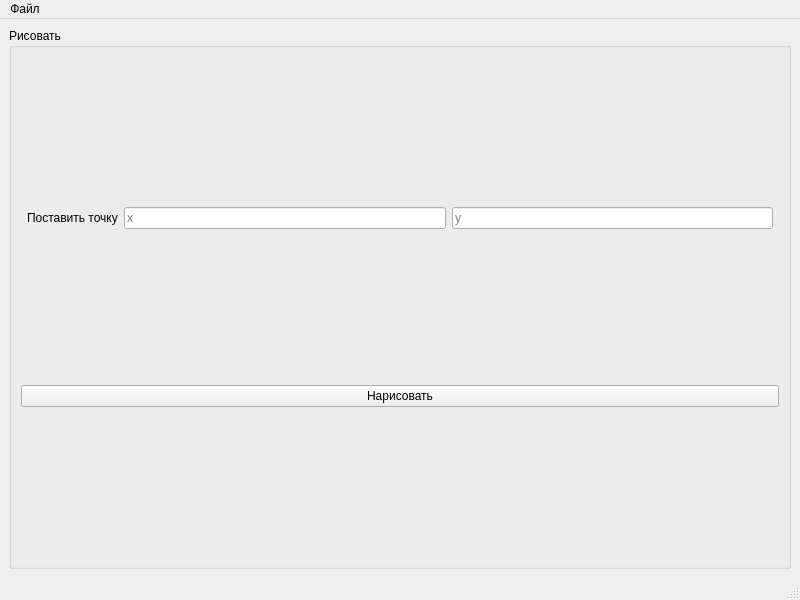
Qt form lab1/main.ui (YusahO/CG) before a commit.
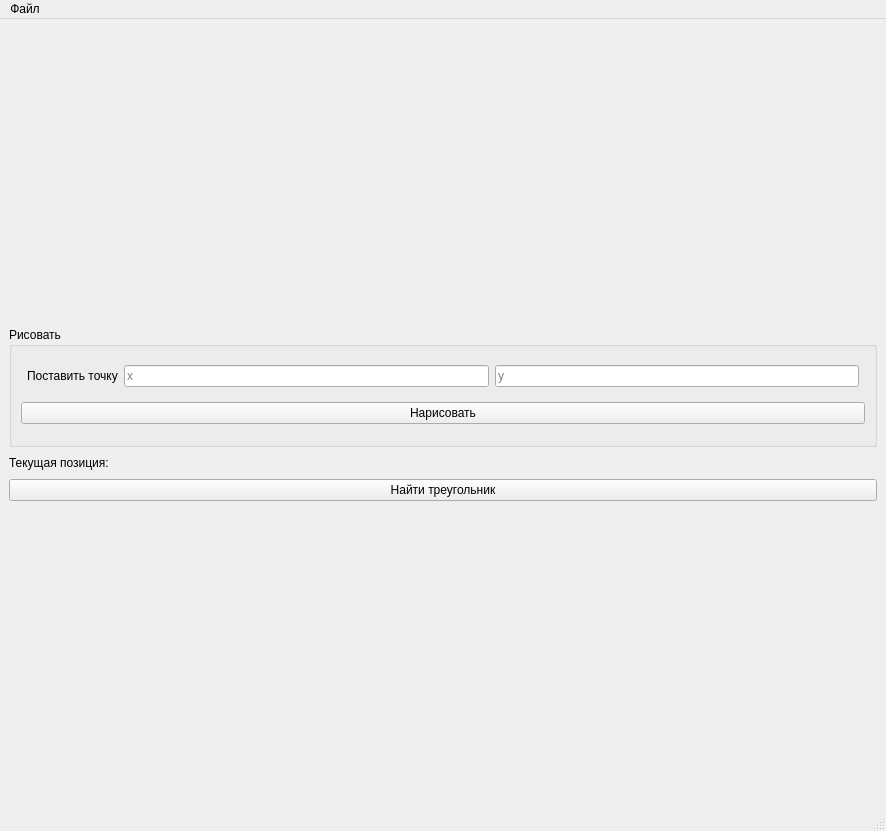
The same form after that commit.

Diff of the .ui file:
```diff
--- a/lab1/main.ui
+++ b/lab1/main.ui
@@ -6,8 +6,8 @@
    <rect>
     <x>0</x>
     <y>0</y>
-    <width>800</width>
-    <height>600</height>
+    <width>886</width>
+    <height>831</height>
    </rect>
   </property>
   <property name="windowTitle">
@@ -16,9 +16,15 @@
   <widget class="QWidget" name="centralwidget">
    <layout class="QGridLayout" name="gridLayout">
     <item row="0" column="0">
-     <layout class="QHBoxLayout" name="horizontalLayout">
+     <layout class="QVBoxLayout" name="verticalLayout">
       <item>
        <widget class="QGroupBox" name="groupBox">
+        <property name="maximumSize">
+         <size>
+          <width>16777215</width>
+          <height>120</height>
+         </size>
+        </property>
         <property name="title">
          <string>Рисовать</string>
         </property>
@@ -54,6 +60,26 @@
         </layout>
        </widget>
       </item>
+      <item>
+       <widget class="QLabel" name="posLabel">
+        <property name="maximumSize">
+         <size>
+          <width>16777215</width>
+          <height>20</height>
+         </size>
+        </property>
+        <property name="text">
+         <string>Текущая позиция:</string>
+        </property>
+       </widget>
+      </item>
+      <item>
+       <widget class="QPushButton" name="findTriangleButton">
+        <property name="text">
+         <string>Найти треугольник</string>
+        </property>
+       </widget>
+      </item>
      </layout>
     </item>
    </layout>
@@ -63,7 +89,7 @@
     <rect>
      <x>0</x>
      <y>0</y>
-     <width>800</width>
+     <width>886</width>
      <height>30</height>
     </rect>
    </property>
```
Left out of the diff: 14 changed lines with no effect on the pictures.
